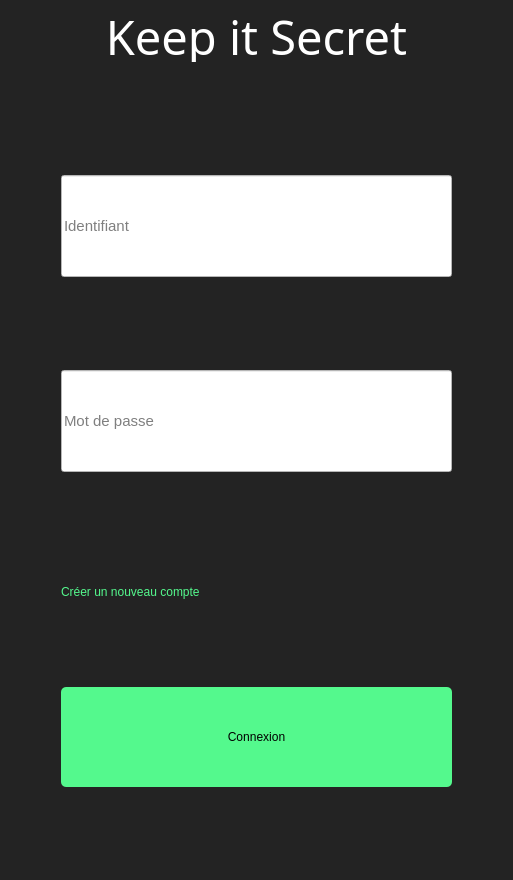
Qt form KeepItSecret/mainwindow.ui (dbuhon/KeepItSecret) before a commit.
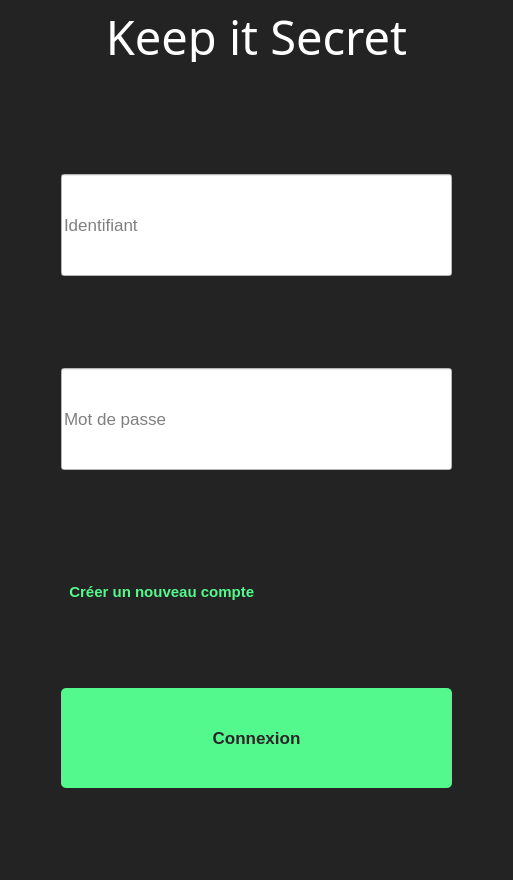
The same form after that commit.

```diff
--- a/KeepItSecret/mainwindow.ui
+++ b/KeepItSecret/mainwindow.ui
@@ -102,7 +102,8 @@
           </property>
           <property name="font">
            <font>
-            <pointsize>11</pointsize>
+            <family>Arial</family>
+            <pointsize>13</pointsize>
            </font>
           </property>
           <property name="styleSheet">
@@ -141,7 +142,8 @@
           </property>
           <property name="font">
            <font>
-            <pointsize>11</pointsize>
+            <family>Arial</family>
+            <pointsize>13</pointsize>
             <kerning>true</kerning>
            </font>
           </property>
@@ -185,6 +187,14 @@
             <verstretch>0</verstretch>
            </sizepolicy>
           </property>
+          <property name="font">
+           <font>
+            <family>Arial</family>
+            <pointsize>11</pointsize>
+            <weight>75</weight>
+            <bold>true</bold>
+           </font>
+          </property>
           <property name="styleSheet">
            <string notr="true">background-color: none;
 border-radius: 5px;
@@ -195,7 +205,7 @@
 margin-right:50px;</string>
           </property>
           <property name="text">
-           <string>Créer un nouveau compte</string>
+           <string>  Créer un nouveau compte</string>
           </property>
           <property name="autoExclusive">
            <bool>false</bool>
@@ -235,6 +245,14 @@
             <height>0</height>
            </size>
           </property>
+          <property name="font">
+           <font>
+            <family>Arial</family>
+            <pointsize>13</pointsize>
+            <weight>75</weight>
+            <bold>true</bold>
+           </font>
+          </property>
           <property name="focusPolicy">
            <enum>Qt::StrongFocus</enum>
           </property>
@@ -249,7 +267,7 @@
 background-color: rgb(84, 249, 141);
 margin-top: 75%;
 height:100%;
-color: black;
+color: rgb(39, 39, 39);
 margin-left:50px;
 margin-right:50px;
 margin-bottom:75%;</string>
```
